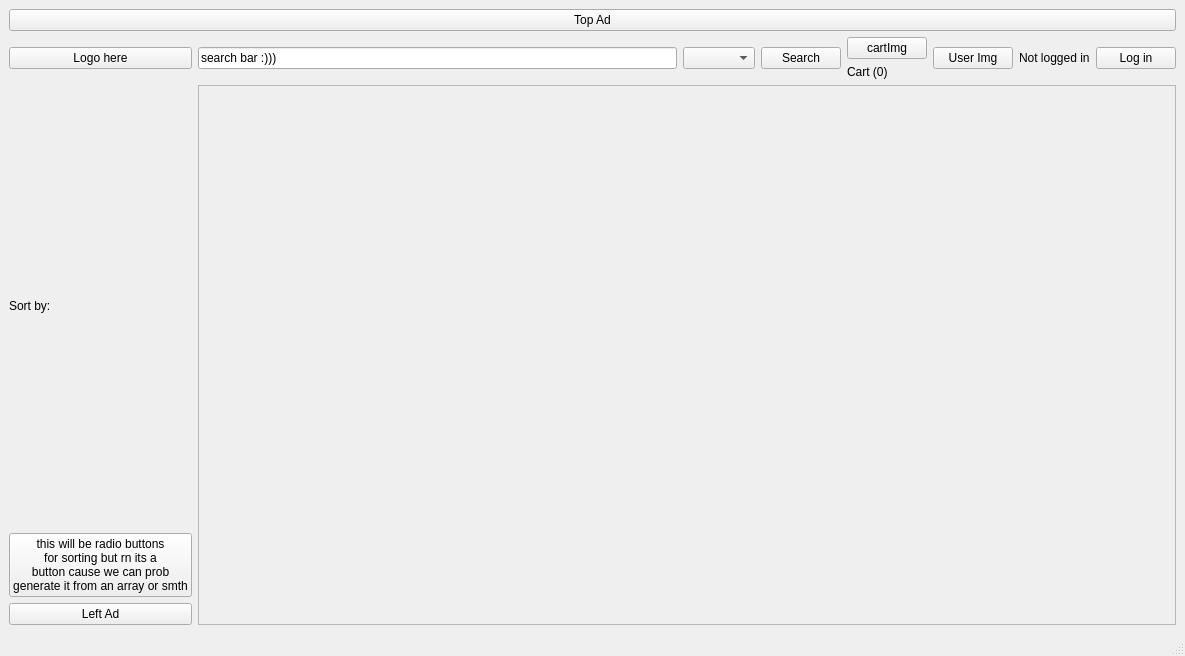
This is mainwindow.ui in hnowakowski/Online-shop-simulator as Qt 5 draws it before an edit. The edited form follows.
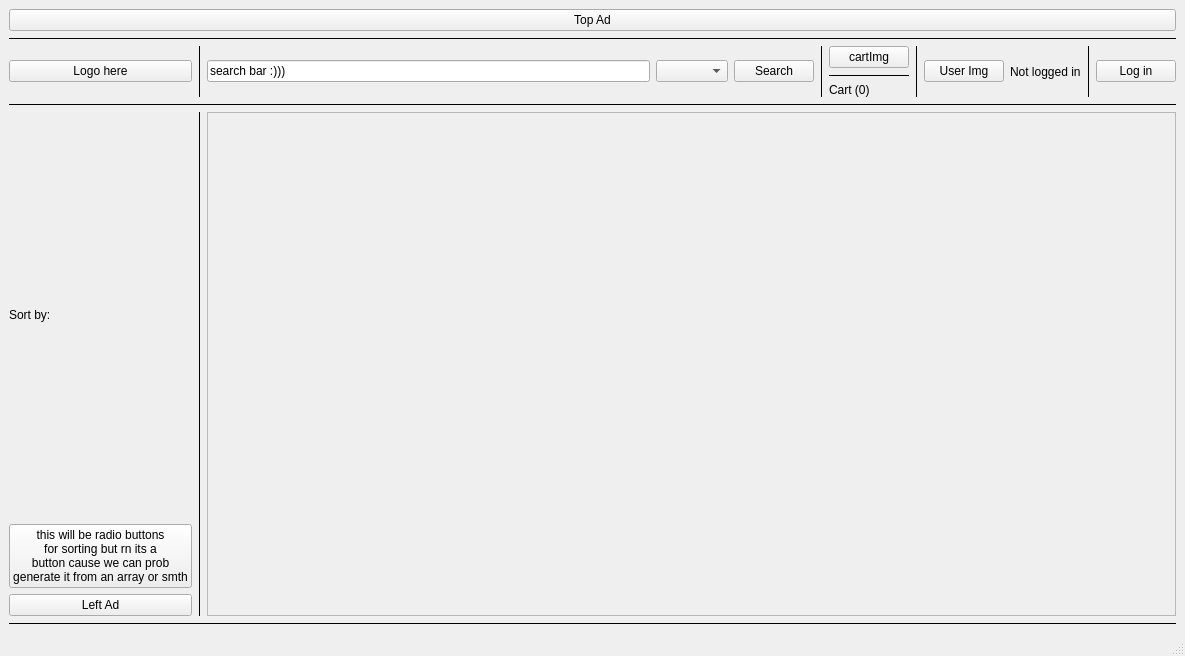
This is the edited form.

Commit message: added basic line separators

The edit to the form file:
```diff
--- a/mainwindow.ui
+++ b/mainwindow.ui
@@ -27,31 +27,61 @@
     </item>
     <item>
      <layout class="QGridLayout" name="gridLayout_4">
-      <item row="1" column="1">
-       <widget class="QScrollArea" name="scrollAreaProducts">
-        <property name="widgetResizable">
-         <bool>true</bool>
+      <item row="0" column="0" colspan="3">
+       <widget class="Line" name="line_2">
+        <property name="frameShadow">
+         <enum>QFrame::Shadow::Plain</enum>
         </property>
-        <widget class="QWidget" name="scrollAreaWidgetContents">
-         <property name="geometry">
-          <rect>
-           <x>0</x>
-           <y>0</y>
-           <width>973</width>
-           <height>505</height>
-          </rect>
-         </property>
-        </widget>
+        <property name="orientation">
+         <enum>Qt::Orientation::Horizontal</enum>
+        </property>
        </widget>
       </item>
-      <item row="0" column="0">
-       <widget class="QPushButton" name="btnTEMPLogo">
-        <property name="text">
-         <string>Logo here</string>
+      <item row="2" column="0" colspan="3">
+       <widget class="Line" name="line">
+        <property name="frameShadow">
+         <enum>QFrame::Shadow::Plain</enum>
         </property>
+        <property name="orientation">
+         <enum>Qt::Orientation::Horizontal</enum>
+        </property>
        </widget>
       </item>
-      <item row="0" column="1">
+      <item row="3" column="0">
+       <layout class="QVBoxLayout" name="verticalLayout_2">
+        <item>
+         <widget class="QLabel" name="labelSortBy">
+          <property name="sizePolicy">
+           <sizepolicy hsizetype="Preferred" vsizetype="Minimum">
+            <horstretch>0</horstretch>
+            <verstretch>0</verstretch>
+           </sizepolicy>
+          </property>
+          <property name="text">
+           <string>Sort by:</string>
+          </property>
+         </widget>
+        </item>
+        <item>
+         <widget class="QPushButton" name="btnTEMPRadioSort">
+          <property name="text">
+           <string>this will be radio buttons
+for sorting but rn its a
+button cause we can prob
+generate it from an array or smth</string>
+          </property>
+         </widget>
+        </item>
+        <item>
+         <widget class="QPushButton" name="btnTEMPLeftAd">
+          <property name="text">
+           <string>Left Ad</string>
+          </property>
+         </widget>
+        </item>
+       </layout>
+      </item>
+      <item row="1" column="2">
        <layout class="QHBoxLayout" name="horizontalLayout">
         <item>
          <widget class="QLineEdit" name="lineEditSearch">
@@ -70,6 +100,16 @@
           </property>
          </widget>
         </item>
+        <item>
+         <widget class="Line" name="line_6">
+          <property name="frameShadow">
+           <enum>QFrame::Shadow::Plain</enum>
+          </property>
+          <property name="orientation">
+           <enum>Qt::Orientation::Vertical</enum>
+          </property>
+         </widget>
+        </item>
         <item>
          <layout class="QVBoxLayout" name="verticalLayout_3">
           <item>
@@ -79,6 +119,16 @@
             </property>
            </widget>
           </item>
+          <item>
+           <widget class="Line" name="line_5">
+            <property name="frameShadow">
+             <enum>QFrame::Shadow::Plain</enum>
+            </property>
+            <property name="orientation">
+             <enum>Qt::Orientation::Horizontal</enum>
+            </property>
+           </widget>
+          </item>
           <item>
            <widget class="QLabel" name="labelCart">
             <property name="text">
@@ -90,6 +140,16 @@
         </item>
         <item>
          <layout class="QHBoxLayout" name="horizontalLayout_2">
+          <item>
+           <widget class="Line" name="line_7">
+            <property name="frameShadow">
+             <enum>QFrame::Shadow::Plain</enum>
+            </property>
+            <property name="orientation">
+             <enum>Qt::Orientation::Vertical</enum>
+            </property>
+           </widget>
+          </item>
           <item>
            <widget class="QPushButton" name="btnTEMPUserImg">
             <property name="text">
@@ -104,6 +164,16 @@
             </property>
            </widget>
           </item>
+          <item>
+           <widget class="Line" name="line_8">
+            <property name="frameShadow">
+             <enum>QFrame::Shadow::Plain</enum>
+            </property>
+            <property name="orientation">
+             <enum>Qt::Orientation::Vertical</enum>
+            </property>
+           </widget>
+          </item>
           <item>
            <widget class="QPushButton" name="btnLogIn">
             <property name="text">
@@ -116,41 +186,61 @@
        </layout>
       </item>
       <item row="1" column="0">
-       <layout class="QVBoxLayout" name="verticalLayout_2">
-        <item>
-         <widget class="QLabel" name="labelSortBy">
-          <property name="sizePolicy">
-           <sizepolicy hsizetype="Preferred" vsizetype="Minimum">
-            <horstretch>0</horstretch>
-            <verstretch>0</verstretch>
-           </sizepolicy>
-          </property>
-          <property name="text">
-           <string>Sort by:</string>
-          </property>
-         </widget>
-        </item>
-        <item>
-         <widget class="QPushButton" name="btnTEMPRadioSort">
-          <property name="text">
-           <string>this will be radio buttons
-for sorting but rn its a
-button cause we can prob
-generate it from an array or smth</string>
-          </property>
-         </widget>
-        </item>
-        <item>
-         <widget class="QPushButton" name="btnTEMPLeftAd">
-          <property name="text">
-           <string>Left Ad</string>
-          </property>
-         </widget>
-        </item>
-       </layout>
+       <widget class="QPushButton" name="btnTEMPLogo">
+        <property name="text">
+         <string>Logo here</string>
+        </property>
+       </widget>
+      </item>
+      <item row="3" column="2">
+       <widget class="QScrollArea" name="scrollAreaProducts">
+        <property name="widgetResizable">
+         <bool>true</bool>
+        </property>
+        <widget class="QWidget" name="scrollAreaWidgetContents">
+         <property name="geometry">
+          <rect>
+           <x>0</x>
+           <y>0</y>
+           <width>964</width>
+           <height>469</height>
+          </rect>
+         </property>
+        </widget>
+       </widget>
+      </item>
+      <item row="3" column="1">
+       <widget class="Line" name="line_3">
+        <property name="frameShadow">
+         <enum>QFrame::Shadow::Plain</enum>
+        </property>
+        <property name="orientation">
+         <enum>Qt::Orientation::Vertical</enum>
+        </property>
+       </widget>
+      </item>
+      <item row="1" column="1">
+       <widget class="Line" name="line_4">
+        <property name="frameShadow">
+         <enum>QFrame::Shadow::Plain</enum>
+        </property>
+        <property name="orientation">
+         <enum>Qt::Orientation::Vertical</enum>
+        </property>
+       </widget>
       </item>
      </layout>
     </item>
+    <item>
+     <widget class="Line" name="line_9">
+      <property name="frameShadow">
+       <enum>QFrame::Shadow::Plain</enum>
+      </property>
+      <property name="orientation">
+       <enum>Qt::Orientation::Horizontal</enum>
+      </property>
+     </widget>
+    </item>
    </layout>
   </widget>
   <widget class="QMenuBar" name="menubar">
```
